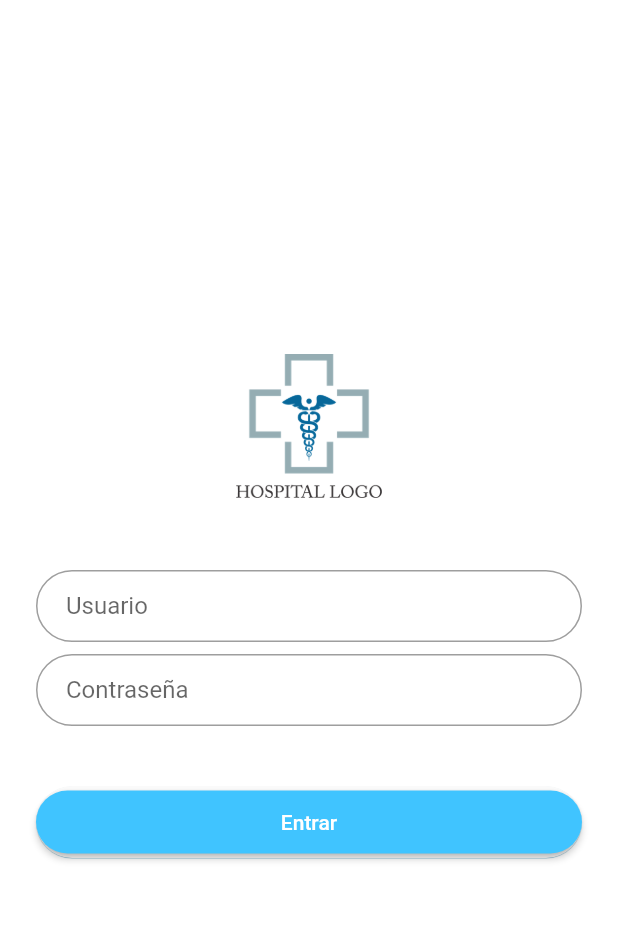
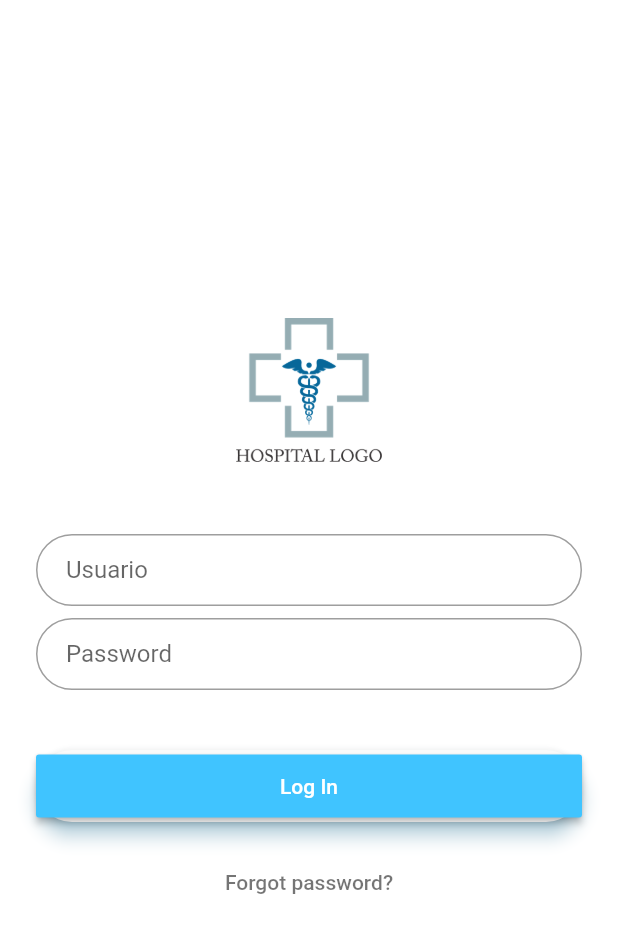
Before and after one commit to bd-st0246/higia, a Flutter app: the screen it shows after launch, on a phone screen of 412 x 824 dp. Shown: the top 933 px of the screen. Run offline on Flutter 3.47's test engine with Material 2 defaults, Android fonts, the phone set to English and light mode, and no system bars.

Commit message:
subiendo homepage

```diff
--- a/lib/login_page.dart
+++ b/lib/login_page.dart
@@ -1,7 +1,8 @@
 
 import 'package:flutter/material.dart';
 import 'home_page.dart';
-import 'package:mysql1/mysql1.dart';
+import 'administrador.dart';
+import 'enfermero.dart';
 
 class LoginPage extends StatefulWidget {
   static String tag = 'login-page';
@@ -15,8 +16,11 @@ final _formKey = GlobalKey<FormState>();
 final userValue = new TextEditingController();
 final passwordValue = new TextEditingController();
 bool acceso= false;
-final conn = await MySqlConnection.connect(new ConnectionSettings(
-host: '192.168.137.1', port: 3306, user: 'root', db: 'testdb'));
+bool isDoctor = false;
+bool isAdmin= false;
+bool isEnferm= false;
+
+
 
   @override
 
@@ -37,10 +41,13 @@ host: '192.168.137.1', port: 3306, user: 'root', db: 'testdb'));
           return 'try again';
         }else if (value.contains('doctor')||value.contains('doctora')){
           acceso= true;
+          isDoctor=true;
         }else if(value.contains('enfermero')|| value.contains('enfermera')){
           acceso=true;
+          isEnferm= true;
         }else if(value.contains('administrador') || value.contains('administradora')) {
            acceso=true;
+          isAdmin= true;
         }else {
           return 'wrong id';
         }
@@ -65,7 +72,7 @@ host: '192.168.137.1', port: 3306, user: 'root', db: 'testdb'));
       autofocus: false,
       obscureText: true,
       decoration: InputDecoration(
-        hintText: 'Contraseña',
+        hintText: 'Password',
         contentPadding: EdgeInsets.fromLTRB(20.0, 10.0, 20.0, 10.0),
         border: OutlineInputBorder(borderRadius: BorderRadius.circular(32.0)),
       ),
@@ -75,27 +82,36 @@ host: '192.168.137.1', port: 3306, user: 'root', db: 'testdb'));
       padding: EdgeInsets.symmetric(vertical: 16.0),
       child: Material(
         borderRadius: BorderRadius.circular(30.0),
-        shadowColor: Colors.lightBlueAccent,
-        elevation: 0.2,
+        shadowColor: Colors.lightBlueAccent.shade100,
+        elevation: 5.0,
         child: MaterialButton(
           minWidth: 200.0,
           height: 42.0,
-          shape: RoundedRectangleBorder(
-            borderRadius: BorderRadius.circular(30.0)
-          ),
           onPressed: () {
-            //fetchPost(userValue,passwordValue);
-            if (_formKey.currentState.validate()) {
-            Navigator.of(context).pushNamed(HomePage.tag);
-            }
+            if (_formKey.currentState.validate() && isAdmin==true ){
+                Navigator.of(context).pop();
+                Navigator.of(context).pushNamed(Administrador.tag);
+           }else if (_formKey.currentState.validate()&& isDoctor==true){
+             Navigator.of(context).pop();
+             Navigator.of(context).pushNamed(HomePage.tag);
+           }else if (_formKey.currentState.validate()&& isEnferm==true){
+             Navigator.of(context).pop();
+             Navigator.of(context).pushNamed(Enfermero.tag);
+           }
           },
           color: Colors.lightBlueAccent,
-
-          child: Text('Entrar', style: TextStyle(color: Colors.white)),
+          child: Text('Log In', style: TextStyle(color: Colors.white)),
         ),
       ),
     );
     }
+
+    final forgotLabel = FlatButton(
+      child: Text('Forgot password?',
+      style: TextStyle(color: Colors.black54),
+      ),
+      onPressed: (){},
+    );
     return Scaffold(
       backgroundColor: Colors.white,
       body: Builder(
@@ -113,6 +129,7 @@ host: '192.168.137.1', port: 3306, user: 'root', db: 'testdb'));
             password,
             SizedBox(height: 24.0),
             _buildLoginButton(context),
+            forgotLabel
           ],
         ), )),
       ),
--- a/lib/main.dart
+++ b/lib/main.dart
@@ -1,6 +1,9 @@
 import 'package:flutter/material.dart';
+import 'package:higia/administrador.dart';
 import 'package:higia/login_page.dart';
+import 'administrador.dart';
 import 'home_page.dart';
+import 'enfermero.dart';
 
 void main() => runApp(MyApp());
 
@@ -9,6 +12,8 @@ class MyApp extends StatelessWidget{
   final routes =<String,WidgetBuilder>{
     LoginPage.tag: (context) =>LoginPage(),
     HomePage.tag: (context) =>HomePage(),
+    Administrador.tag: (context) =>Administrador(),
+    Enfermero.tag: (context) => Enfermero(),
   };
 
   @override
@@ -20,7 +25,7 @@ class MyApp extends StatelessWidget{
       theme: ThemeData(
         primarySwatch: Colors.lightBlue,
       ),
-      home: LoginPage(),
+      home:LoginPage(),
       routes: routes,
       );
   }
--- a/pubspec.yaml
+++ b/pubspec.yaml
@@ -46,6 +46,7 @@ flutter:
    - assets/doctor.jpg
    - assets/hospital.png
    - assets/nurse.jpg
+   - assets/admin.jpg
 
   # An image asset can refer to one or more resolution-specific "variants", see
   # https://flutter.dev/assets-and-images/#resolution-aware.
```
Also changed, not shown: lib/administrador.dart (added, +47 -0 lines), lib/enfermero.dart (added, +49 -0 lines), assets/admin.jpg (added).
